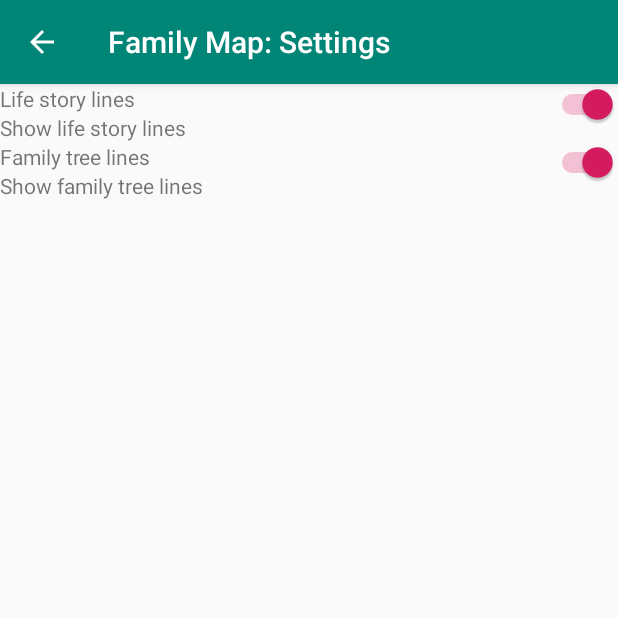
After one commit to shadtorrie/FamilyMap, an Android app: the Settings screen opened directly, with no data from a screen before it, on a phone screen of 412 x 824 dp, the top half of it. The commit adds this screen. Run offline under Robolectric (Android 15) with nearby library versions, the light colour scheme and no system bars.

Commit message:
set up first two settings

```diff
--- a/androidClient/app/src/main/java/Data/ModelData.java
+++ b/androidClient/app/src/main/java/Data/ModelData.java
@@ -27,6 +27,63 @@ public class ModelData {
     private boolean mothersSide = true;
     private boolean maleEvents = true;
     private boolean femaleEvents = true;
+
+    public static boolean isLifeLines() {
+        return instance.lifeLines;
+    }
+
+    public static  void setLifeLines(boolean lifeLines) {
+        instance.lifeLines = lifeLines;
+    }
+
+    public static boolean isFamilyLines() {
+        return instance.familyLines;
+    }
+
+    public static void setFamilyLines(boolean familyLines) {
+        instance.familyLines = familyLines;
+    }
+
+    public static boolean isSpouseLines() {
+        return instance.spouseLines;
+    }
+
+    public static void setSpouseLines(boolean spouseLines) {
+        instance.spouseLines = spouseLines;
+    }
+
+    public static boolean isFathersSide() {
+        return instance.fathersSide;
+    }
+
+    public static void setFathersSide(boolean fathersSide) {
+        instance.fathersSide = fathersSide;
+    }
+
+    public static boolean isMothersSide() {
+        return instance.mothersSide;
+    }
+
+    public static void setMothersSide(boolean mothersSide) {
+        instance.mothersSide = mothersSide;
+    }
+
+    public static boolean isMaleEvents() {
+        return instance.maleEvents;
+    }
+
+    public static void setMaleEvents(boolean maleEvents) {
+        instance.maleEvents = maleEvents;
+    }
+
+    public static boolean isFemaleEvents() {
+        return instance.femaleEvents;
+    }
+
+    public static void setFemaleEvents(boolean femaleEvents) {
+        instance.femaleEvents = femaleEvents;
+    }
+
 
     public static HashMap<String,PersonModel> getPeople() {
         return instance.people;
--- a/androidClient/app/src/main/java/com/shad/familymap/MapsFragment.java
+++ b/androidClient/app/src/main/java/com/shad/familymap/MapsFragment.java
@@ -86,15 +86,15 @@ public class MapsFragment extends Fragment implements OnMapReadyCallback, Google
         inflater.inflate(R.menu.menu_item,menu);
         MenuItem searchItem = menu.findItem(R.id.search);
         SearchView searchView = (SearchView) searchItem.getActionView();
-        Toast.makeText(getActivity(), "menu", Toast.LENGTH_LONG).show();
+
         super.onCreateOptionsMenu(menu,inflater);
     }
     @Override
     public boolean onOptionsItemSelected(MenuItem item) {
         switch (item.getItemId()) {
             case R.id.action_settings:
-                //Intent intent = new Intent((AppCompatActivity)listener, Settings.class);
-                //startActivity(intent);
+                Intent intent = new Intent((AppCompatActivity)listener, Settings.class);
+                startActivity(intent);
                 return true;
 
             case R.id.search:
--- /dev/null
+++ b/androidClient/app/src/main/java/com/shad/familymap/Settings.java
@@ -0,0 +1,45 @@
+package com.shad.familymap;
+
+import androidx.annotation.RequiresApi;
+import androidx.appcompat.app.AppCompatActivity;
+import androidx.appcompat.widget.Toolbar;
+
+import android.os.Build;
+import android.os.Bundle;
+import android.widget.CompoundButton;
+import android.widget.Switch;
+import android.widget.Toast;
+
+import java.util.Objects;
+
+import Data.ModelData;
+
+public class Settings extends AppCompatActivity {
+    private Toolbar mActionBarToolbar;
+
+    @Override
+    protected void onCreate(Bundle savedInstanceState) {
+        super.onCreate(savedInstanceState);
+        setContentView(R.layout.activity_settings);
+        mActionBarToolbar = findViewById(R.id.toolbar);
+        setSupportActionBar(mActionBarToolbar);
+        getSupportActionBar().setTitle("Family Map: Settings");
+        getSupportActionBar().setDisplayHomeAsUpEnabled(true);
+        Switch lifeStory = (Switch) findViewById(R.id.lifeStorySwitch);
+        lifeStory.setChecked(ModelData.isLifeLines());
+        lifeStory.setOnCheckedChangeListener(new CompoundButton.OnCheckedChangeListener() {
+            public void onCheckedChanged(CompoundButton buttonView, boolean isChecked) {
+                ModelData.setLifeLines(isChecked);
+            }
+        });
+        Switch familyTree = (Switch) findViewById(R.id.familyTreeSwitch);
+        familyTree.setChecked(ModelData.isFamilyLines());
+        familyTree.setOnCheckedChangeListener(new CompoundButton.OnCheckedChangeListener() {
+            public void onCheckedChanged(CompoundButton buttonView, boolean isChecked) {
+                ModelData.setFamilyLines(isChecked);
+            }
+        });
+    }
+
+
+}
--- /dev/null
+++ b/androidClient/app/src/main/res/layout/activity_settings.xml
@@ -0,0 +1,138 @@
+<?xml version="1.0" encoding="utf-8"?>
+<LinearLayout xmlns:android="http://schemas.android.com/apk/res/android"
+    xmlns:tools="http://schemas.android.com/tools"
+    android:layout_width="match_parent"
+    android:layout_height="match_parent"
+    xmlns:app="http://schemas.android.com/apk/res-auto"
+    tools:context=".Login"
+    android:orientation="vertical"
+    android:layout_gravity="center">
+    <com.google.android.material.appbar.AppBarLayout
+        android:layout_width="match_parent"
+        android:id="@+id/apptoolbar"
+        android:layout_height="wrap_content"
+        android:theme="@style/AppTheme.AppBarOverlay">
+        <androidx.appcompat.widget.Toolbar
+            android:id="@+id/toolbar"
+            android:layout_width="match_parent"
+            android:layout_height="?attr/actionBarSize"
+            android:background="?attr/colorPrimary"
+            app:popupTheme="@style/AppTheme.PopupOverlay" />
+    </com.google.android.material.appbar.AppBarLayout>
+    <LinearLayout
+        android:layout_width="match_parent"
+        android:layout_height="wrap_content"
+        android:rowCount="6"
+        android:columnCount="2"
+        android:verticalSpacing="0dp"
+        android:horizontalSpacing="0dp"
+        android:useDefaultMargins="false"
+        android:orientation="vertical">
+        <LinearLayout
+            android:layout_width="match_parent"
+            android:layout_height="wrap_content"
+            android:rowCount="6"
+            android:columnCount="2"
+            android:verticalSpacing="0dp"
+            android:horizontalSpacing="0dp"
+            android:useDefaultMargins="false"
+            android:orientation="horizontal">
+            <LinearLayout
+                android:layout_width="wrap_content"
+                android:layout_height="wrap_content"
+                android:rowCount="6"
+                android:columnCount="2"
+                android:verticalSpacing="0dp"
+                android:horizontalSpacing="0dp"
+                android:useDefaultMargins="false"
+                android:orientation="vertical">
+                <TextView
+                    android:textAppearance="?android:attr/textAppearanceSmall"
+                    android:text="Life story lines"
+                    android:layout_margin="0dp"
+                    android:padding="0dp"
+                    android:layout_height="wrap_content"
+                    android:layout_width="wrap_content" />
+                <TextView
+                    android:textAppearance="?android:attr/textAppearanceSmall"
+                    android:text="Show life story lines"
+                    android:layout_margin="0dp"
+                    android:padding="0dp"
+                    android:layout_height="wrap_content"
+                    android:layout_width="wrap_content" />
+            </LinearLayout>
+            <LinearLayout
+                android:layout_width="match_parent"
+                android:layout_height="wrap_content"
+                android:rowCount="6"
+                android:columnCount="2"
+                android:verticalSpacing="0dp"
+                android:horizontalSpacing="0dp"
+                android:useDefaultMargins="false"
+                android:orientation="horizontal"
+                android:gravity="right">
+
+            <Switch
+                android:id="@+id/lifeStorySwitch"
+                android:layout_margin="0dp"
+                android:padding="0dp"
+                android:textAppearance="?android:attr/textAppearanceSmall"
+                android:layout_height="wrap_content"
+                android:layout_width="wrap_content" />
+            </LinearLayout>
+        </LinearLayout>
+        <LinearLayout
+            android:layout_width="match_parent"
+            android:layout_height="wrap_content"
+            android:rowCount="6"
+            android:columnCount="2"
+            android:verticalSpacing="0dp"
+            android:horizontalSpacing="0dp"
+            android:useDefaultMargins="false"
+            android:orientation="horizontal">
+            <LinearLayout
+                android:layout_width="wrap_content"
+                android:layout_height="wrap_content"
+                android:rowCount="6"
+                android:columnCount="2"
+                android:verticalSpacing="0dp"
+                android:horizontalSpacing="0dp"
+                android:useDefaultMargins="false"
+                android:orientation="vertical">
+                <TextView
+                    android:textAppearance="?android:attr/textAppearanceSmall"
+                    android:text="Family tree lines"
+                    android:layout_margin="0dp"
+                    android:padding="0dp"
+                    android:layout_height="wrap_content"
+                    android:layout_width="wrap_content" />
+                <TextView
+                    android:textAppearance="?android:attr/textAppearanceSmall"
+                    android:text="Show family tree lines"
+                    android:layout_margin="0dp"
+                    android:padding="0dp"
+                    android:layout_height="wrap_content"
+                    android:layout_width="wrap_content" />
+            </LinearLayout>
+            <LinearLayout
+                android:layout_width="match_parent"
+                android:layout_height="wrap_content"
+                android:rowCount="6"
+                android:columnCount="2"
+                android:verticalSpacing="0dp"
+                android:horizontalSpacing="0dp"
+                android:useDefaultMargins="false"
+                android:orientation="horizontal"
+                android:gravity="right">
+
+                <Switch
+                    android:id="@+id/familyTreeSwitch"
+                    android:layout_margin="0dp"
+                    android:padding="0dp"
+                    android:textAppearance="?android:attr/textAppearanceSmall"
+                    android:layout_height="wrap_content"
+                    android:layout_width="wrap_content" />
+            </LinearLayout>
+        </LinearLayout>
+    </LinearLayout>
+</LinearLayout>
--- a/androidClient/app/src/main/res/layout/fragment_login.xml
+++ b/androidClient/app/src/main/res/layout/fragment_login.xml
@@ -56,7 +56,7 @@
                 android:inputType="number"
                 android:digits="0123456789."
                 android:padding="0dp"
-                android:text="192.168.43.162"
+                android:text="192.168.0.61"
                 android:textAppearance="?android:attr/textAppearanceSmall"
                 android:layout_height="wrap_content"
                 android:layout_width="fill_parent" />
--- a/androidClient/app/src/main/res/xml/network_security_config.xml
+++ b/androidClient/app/src/main/res/xml/network_security_config.xml
@@ -6,5 +6,7 @@
         <domain includeSubdomains="true">192.168.43.162</domain>
         <domain includeSubdomains="true">192.168.0.26</domain>
         <domain includeSubdomains="true">192.168.0.4</domain>
+        <domain includeSubdomains="true">192.168.0.22</domain>
+        <domain includeSubdomains="true">192.168.0.61</domain>
     </domain-config>
 </network-security-config>
```
Also changed, not shown: androidClient/app/src/main/AndroidManifest.xml (+12 -2 lines), 1 other file.
